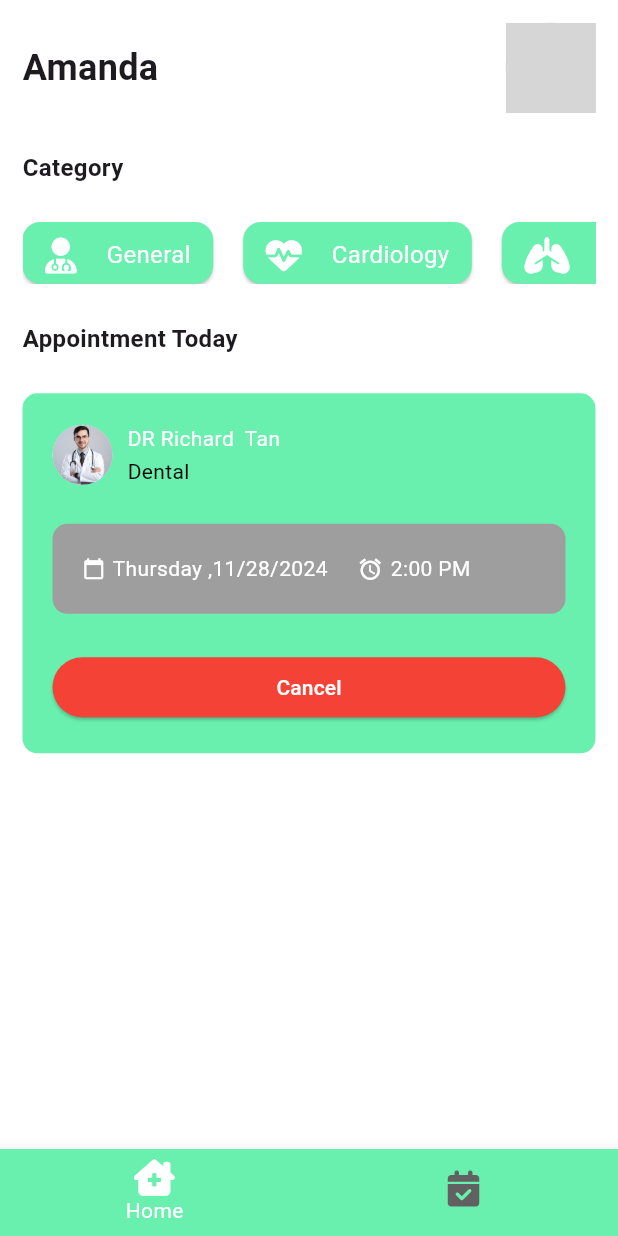
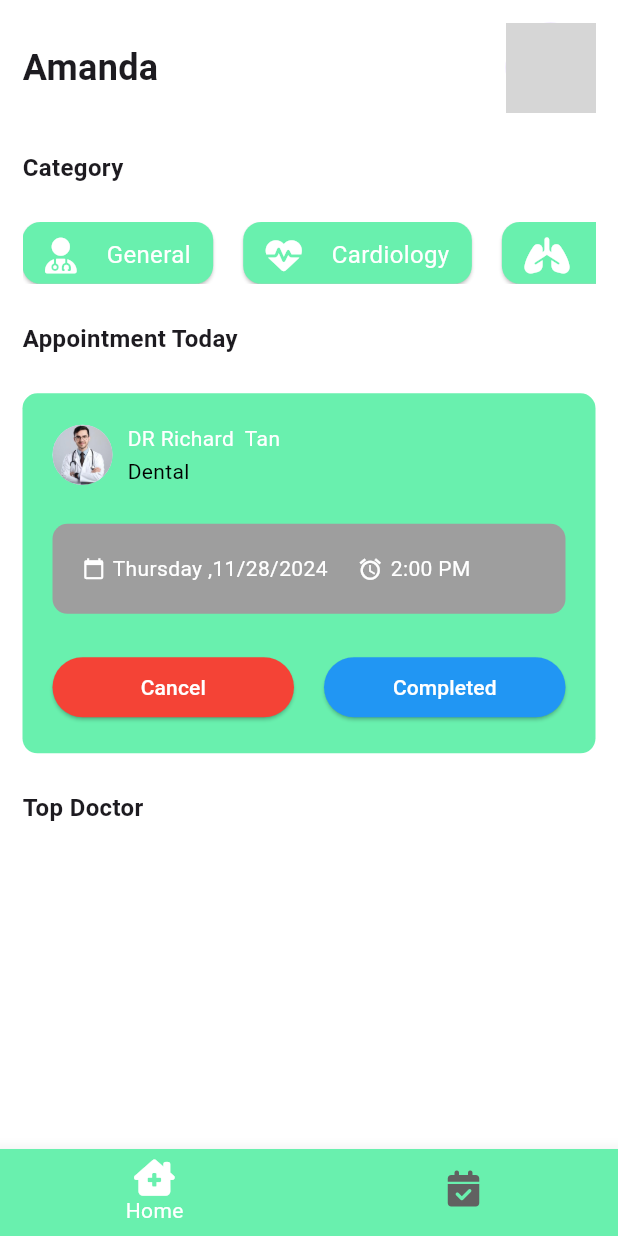
Before and after one commit to natanmuletahunde/DR-Apponitment_app, a Flutter app: the screen it shows after launch, after a tap on "Sign In", on a phone screen of 412 x 824 dp. Run offline on Flutter 3.47's test engine with Material 3 defaults, Android fonts, the phone set to English and light mode, and no system bars; our stand-ins replace font_awesome_flutter; grey boxes are pictures that could not be loaded.

Commit message:
create the doctor_card.dart file

```diff
--- a/lib/components/appointment_card.dart
+++ b/lib/components/appointment_card.dart
@@ -73,6 +73,24 @@ class _AppointmentCardState extends State<AppointmentCard> {
 
                   ),
                 ),
+                const SizedBox(
+                  width: 20,
+                ),
+                 Expanded(
+                  child: ElevatedButton(
+                     onPressed: () {},
+                    style: ElevatedButton.styleFrom(
+                      backgroundColor: Colors.blue,
+                    ),
+                    child:  const Text(
+                      'Completed',
+                      style: TextStyle(
+                        color: Colors.white,
+                      ),
+                    ),
+
+                  ),
+                ),
               ],
             )
           ]),
@@ -125,3 +143,5 @@ class ScheduleCard extends StatelessWidget {
     );
   }
 }
+
+//
--- /dev/null
+++ b/lib/components/doctor_card.dart
@@ -0,0 +1 @@
+import 'package:flutter/material.dart';
--- a/lib/screens/home_page.dart
+++ b/lib/screens/home_page.dart
@@ -125,8 +125,15 @@ class _HomePageState extends State<HomePage> {
             ),
           Config.spaceSmall,
            const AppointmentCard(),
-          // display appointment Card here
-          // lets create appointment card widget
+          Config.spaceSmall,
+           const Text(
+            'Top Doctor',
+            style: TextStyle(
+              fontSize: 16,
+              fontWeight: FontWeight.bold,
+            )
+            ),
+            //List of Top Doctor
         ],
       )),
     ));
```
